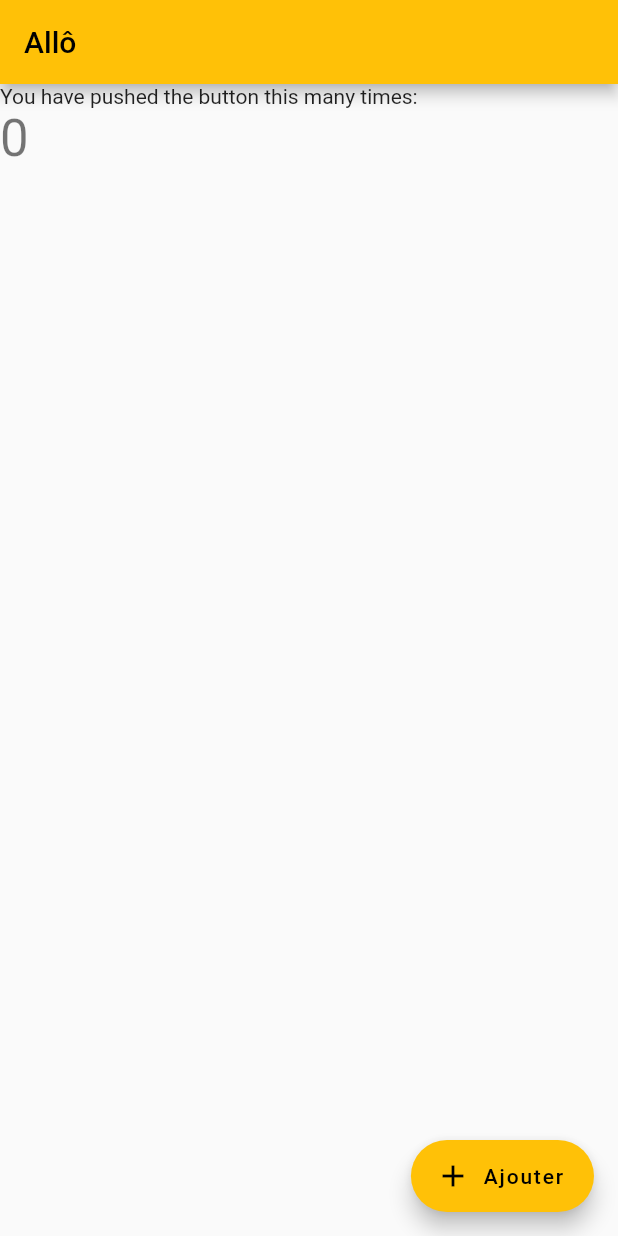
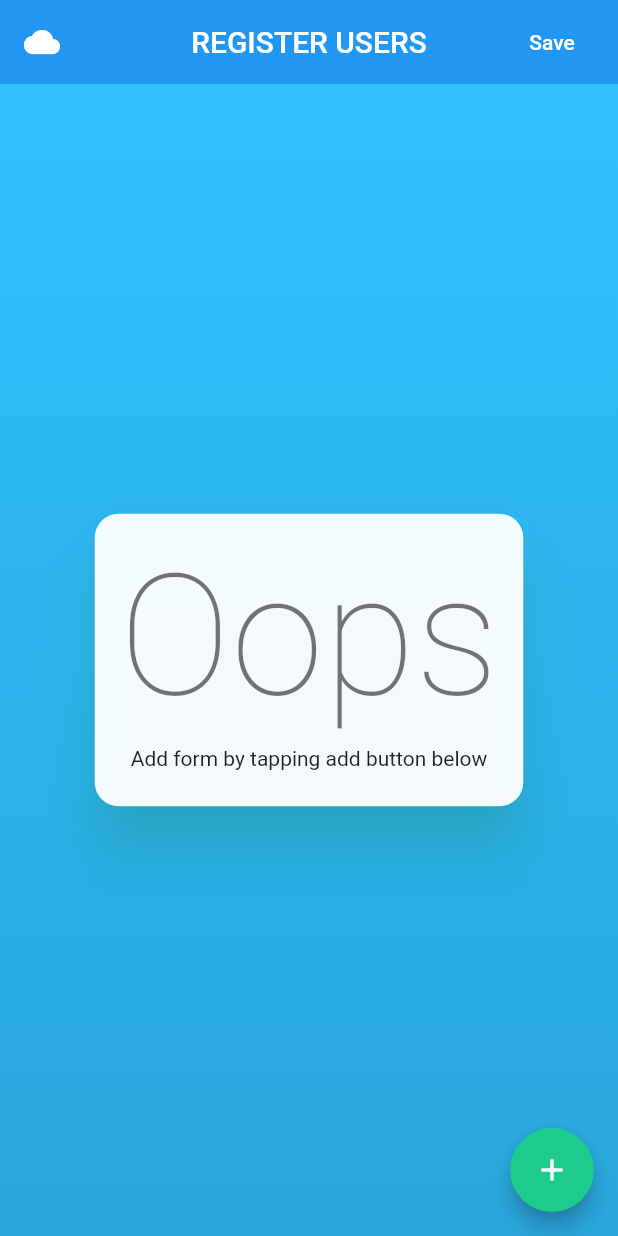
Before and after one commit to charlesarnault/rdverre-front, a Flutter app: the screen it shows after launch, on a phone screen of 412 x 824 dp. Run offline on Flutter 3.47's test engine with Material 2 defaults, Android fonts, the phone set to English and light mode, and no system bars.

Commit message:
screen one - adding users and locations

```diff
--- /dev/null
+++ b/lib/empty_state.dart
@@ -0,0 +1,29 @@
+import 'package:flutter/material.dart';
+
+class EmptyState extends StatelessWidget {
+  final String title, message;
+  EmptyState({this.title, this.message});
+
+  @override
+  Widget build(BuildContext context) {
+    return Material(
+      borderRadius: BorderRadius.circular(16),
+      elevation: 16,
+      color: Theme.of(context).cardColor.withOpacity(.95),
+      shadowColor: Theme.of(context).colorScheme.secondary.withOpacity(.5),
+      child: Padding(
+        padding: EdgeInsets.all(16),
+        child: Column(
+          mainAxisSize: MainAxisSize.min,
+          children: <Widget>[
+            Text(title, style: Theme.of(context).textTheme.headline1),
+            Padding(
+              padding: EdgeInsets.all(8.0),
+              child: Text(message),
+            ),
+          ],
+        ),
+      ),
+    );
+  }
+}
--- a/lib/main.dart
+++ b/lib/main.dart
@@ -1,144 +1,20 @@
 import 'package:flutter/material.dart';
+import 'multi_form.dart';
 
-void main() {
-  runApp(const MyApp());
-}
+void main() => runApp(MyApp());
 
 class MyApp extends StatelessWidget {
-  const MyApp({Key? key}) : super(key: key);
-
-  // This widget is the root of your application.
   @override
   Widget build(BuildContext context) {
     return MaterialApp(
-      title: 'RDVerre',
+      title: 'Multi Form',
       theme: ThemeData(
-        primarySwatch: Colors.amber,
+        primarySwatch: Colors.blue,
+        accentColor: Color(0xFF1DCC8C),
+        platform: TargetPlatform.iOS,
       ),
-      home: const MyHomePage(title: 'Allô'),
+      debugShowCheckedModeBanner: false,
+      home: MultiForm(),
     );
   }
 }
-
-class MyHomePage extends StatefulWidget {
-  const MyHomePage({Key? key, required this.title}) : super(key: key);
-
-  // This widget is the home page of your application. It is stateful, meaning
-  // that it has a State object (defined below) that contains fields that affect
-  // how it looks.
-
-  // This class is the configuration for the state. It holds the values (in this
-  // case the title) provided by the parent (in this case the App widget) and
-  // used by the build method of the State. Fields in a Widget subclass are
-  // always marked "final".
-
-  final String title;
-
-  @override
-  State<MyHomePage> createState() => _MyHomePageState();
-}
-
-class _MyHomePageState extends State<MyHomePage> {
-  int _counter = 0;
-
-  void _incrementCounter() {
-    setState(() {
-      _counter++;
-    });
-  }
-
-  @override
-  Widget build(BuildContext context) {
-    return Scaffold(
-      appBar: AppBar(
-        title: Text(widget.title),
-      ),
-      body: Center(
-        child: ListView(
-          children: <Widget>[
-            Column(
-              children: [
-                for (int i = 0; i < _counter; i++) GadjoForm(),
-              ],
-            ),
-            const Text(
-              'You have pushed the button this many times:',
-            ),
-            Text(
-              '$_counter',
-              style: Theme.of(context).textTheme.headline4,
-            )
-          ],
-        ),
-      ),
-      floatingActionButton: FloatingActionButton.extended(
-        onPressed: _incrementCounter,
-        label: const Text("Ajouter"),
-        tooltip: 'Increment',
-        icon: const Icon(Icons.add),
-      ),
-    );
-  }
-}
-
-// Create a Form widget.
-class GadjoForm extends StatefulWidget {
-  @override
-  GadjoFormState createState() {
-    return GadjoFormState();
-  }
-}
-
-class GadjoFormState extends State<GadjoForm> {
-  final _formKey = GlobalKey<FormState>();
-  var gadjos = {"name": "", "localization": ""};
-
-  void _editName(text) {
-    setState(() {
-      gadjos["name"] = text;
-    });
-  }
-
-  void _editLoc(text) {
-    setState(() {
-      gadjos["localization"] = text;
-    });
-  }
-
-  @override
-  Widget build(BuildContext context) {
-    // Build a Form widget using the _formKey created above.
-    return Form(
-      key: _formKey,
-      child: Column(
-        crossAxisAlignment: CrossAxisAlignment.start,
-        children: <Widget>[
-          Padding(
-            padding: const EdgeInsets.fromLTRB(40, 40, 40, 0),
-            child: TextFormField(
-              decoration: const InputDecoration(
-                border: OutlineInputBorder(),
-                hintText: 'Nom du gadjo',
-              ),
-              onChanged: (text) {
-                _editName(text);
-              },
-            ),
-          ),
-          Padding(
-            padding: const EdgeInsets.fromLTRB(40, 5, 40, 0),
-            child: TextFormField(
-              decoration: const InputDecoration(
-                border: OutlineInputBorder(),
-                hintText: 'Localisation du gadjo',
-              ),
-              onChanged: (text) {
-                _editLoc(text);
-              },
-            ),
-          ),
-        ],
-      ),
-    );
-  }
-}
--- /dev/null
+++ b/lib/multi_form.dart
@@ -0,0 +1,113 @@
+import 'package:flutter/material.dart';
+import 'empty_state.dart';
+import 'form.dart';
+import 'user.dart';
+
+class MultiForm extends StatefulWidget {
+  @override
+  _MultiFormState createState() => _MultiFormState();
+}
+
+class _MultiFormState extends State<MultiForm> {
+  List<UserForm> users = [];
+
+  @override
+  Widget build(BuildContext context) {
+    return Scaffold(
+      appBar: AppBar(
+        elevation: .0,
+        leading: const Icon(
+          Icons.wb_cloudy,
+        ),
+        title: const Text('REGISTER USERS'),
+        actions: <Widget>[
+          FlatButton(
+            child: Text('Save'),
+            textColor: Colors.white,
+            onPressed: onSave,
+          )
+        ],
+      ),
+      body: Container(
+        decoration: const BoxDecoration(
+          gradient: LinearGradient(
+            colors: [
+              Color(0xFF30C1FF),
+              Color(0xFF2AA7DC),
+            ],
+            begin: Alignment.topCenter,
+            end: Alignment.bottomCenter,
+          ),
+        ),
+        child: users.length <= 0
+            ? Center(
+                child: EmptyState(
+                  title: 'Oops',
+                  message: 'Add form by tapping add button below',
+                ),
+              )
+            : ListView.builder(
+                addAutomaticKeepAlives: true,
+                itemCount: users.length,
+                itemBuilder: (_, i) => users[i],
+              ),
+      ),
+      floatingActionButton: FloatingActionButton(
+        child: const Icon(Icons.add),
+        onPressed: onAddForm,
+        foregroundColor: Colors.white,
+      ),
+    );
+  }
+
+  ///on form user deleted
+  void onDelete(User _user) {
+    setState(() {
+      var find = users.firstWhere((it) => it.user == _user);
+      if (find != null) users.removeAt(users.indexOf(find));
+    });
+  }
+
+  ///on add form
+  void onAddForm() {
+    setState(() {
+      var _user = User();
+      users.add(UserForm(
+        user: _user,
+        onDelete: () => onDelete(_user),
+      ));
+    });
+  }
+
+  ///on save forms
+  void onSave() {
+    if (users.length > 0) {
+      var allValid = true;
+      users.forEach((form) => allValid = allValid && form.isValid());
+      if (allValid) {
+        var data = users.map((it) => it.user).toList();
+        Navigator.push(
+          context,
+          MaterialPageRoute(
+            fullscreenDialog: true,
+            builder: (_) => Scaffold(
+              appBar: AppBar(
+                title: Text('List of Users'),
+              ),
+              body: ListView.builder(
+                itemCount: data.length,
+                itemBuilder: (_, i) => ListTile(
+                  leading: CircleAvatar(
+                    child: Text(data[i].fullName.substring(0, 1)),
+                  ),
+                  title: Text(data[i].fullName),
+                  subtitle: Text(data[i].email),
+                ),
+              ),
+            ),
+          ),
+        );
+      }
+    }
+  }
+}
--- /dev/null
+++ b/lib/user.dart
@@ -0,0 +1,6 @@
+class User {
+  String fullName;
+  String email;
+
+  User({this.fullName = '', this.email = ''});
+}
```
Also changed, not shown: lib/form.dart (added, +90 -0 lines), pubspec.yaml (+13 -40 lines), pubspec.lock, 2 other files.
